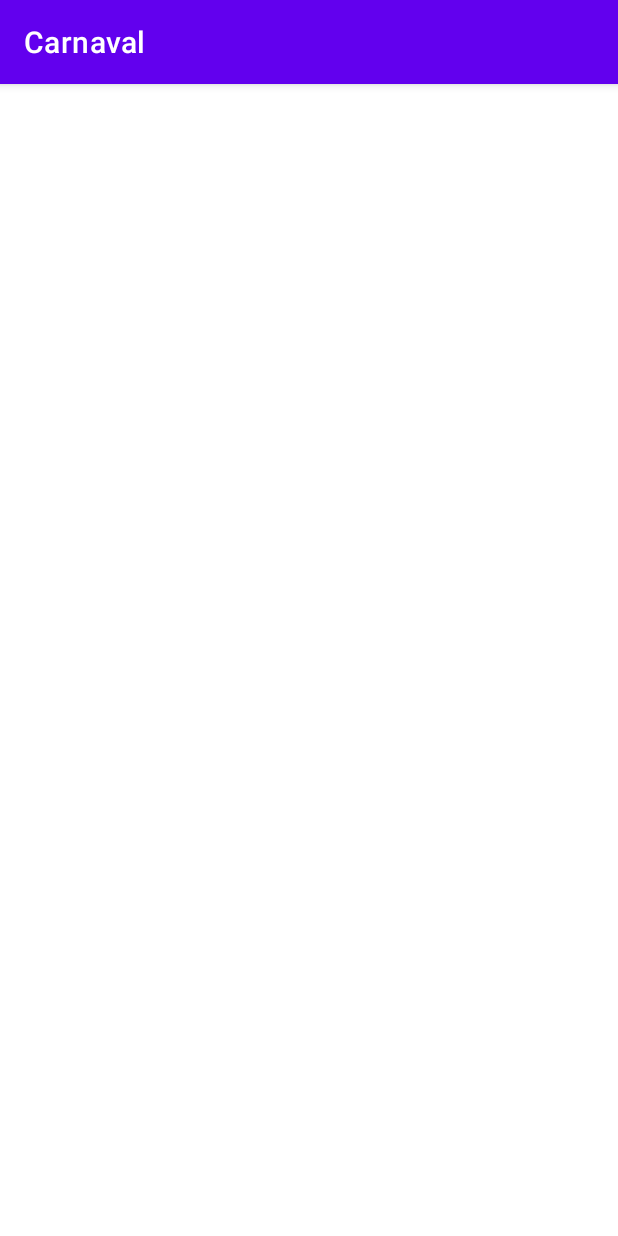
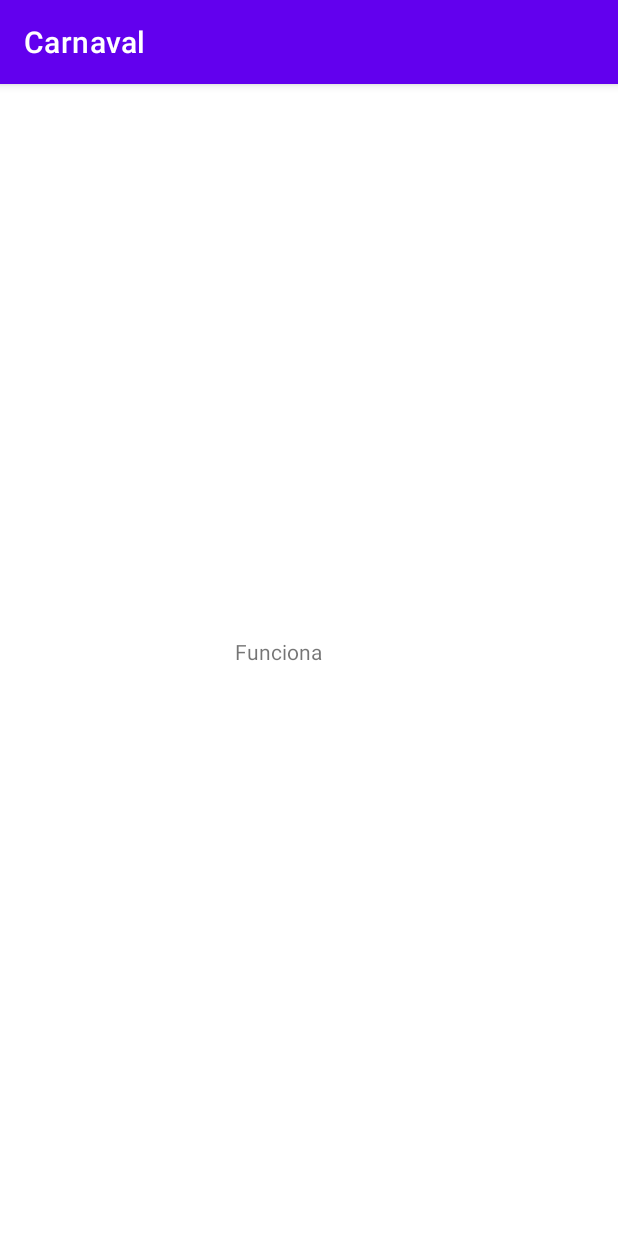
Before and after one commit to ferseba18/CarnavalTPM3, an Android app: the ActividadUbicacion screen opened directly, with no data from a screen before it, on a phone screen of 412 x 824 dp. Run offline under Robolectric (Android 15) with nearby library versions, the phone set to English and light mode, and no system bars.

```diff
--- a/app/src/main/res/layout/activity_actividad_ubicacion.xml
+++ b/app/src/main/res/layout/activity_actividad_ubicacion.xml
@@ -6,4 +6,16 @@
     android:layout_height="match_parent"
     tools:context=".actividades.ActividadUbicacion">
 
+
+    <TextView
+        android:id="@+id/textView2"
+        android:layout_width="wrap_content"
+        android:layout_height="wrap_content"
+        android:layout_marginBottom="380dp"
+        android:text="Funciona"
+        app:layout_constraintBottom_toBottomOf="parent"
+        app:layout_constraintHorizontal_bias="0.443"
+        app:layout_constraintLeft_toLeftOf="parent"
+        app:layout_constraintRight_toRightOf="parent" />
+
 </androidx.constraintlayout.widget.ConstraintLayout>
```
Also changed, not shown: app/src/main/java/com/example/carnaval/actividades/ActividadInicial.kt (+13 -2 lines), app/src/main/res/layout/activity_actividad_inicial.xml (+10 -2 lines).
